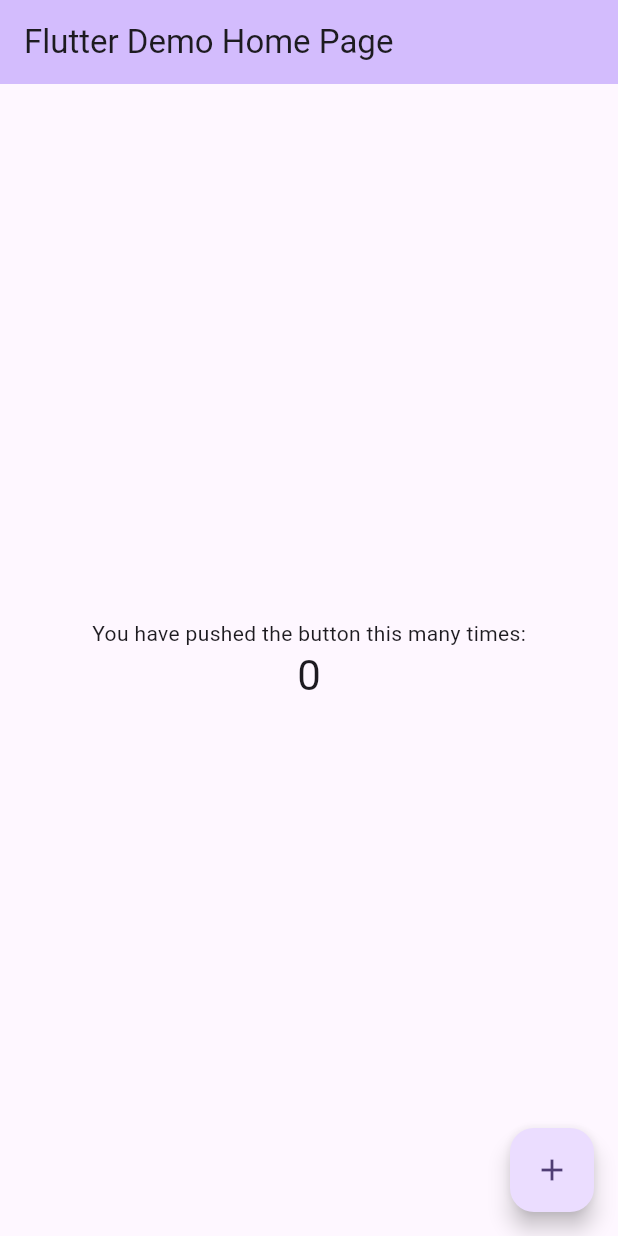
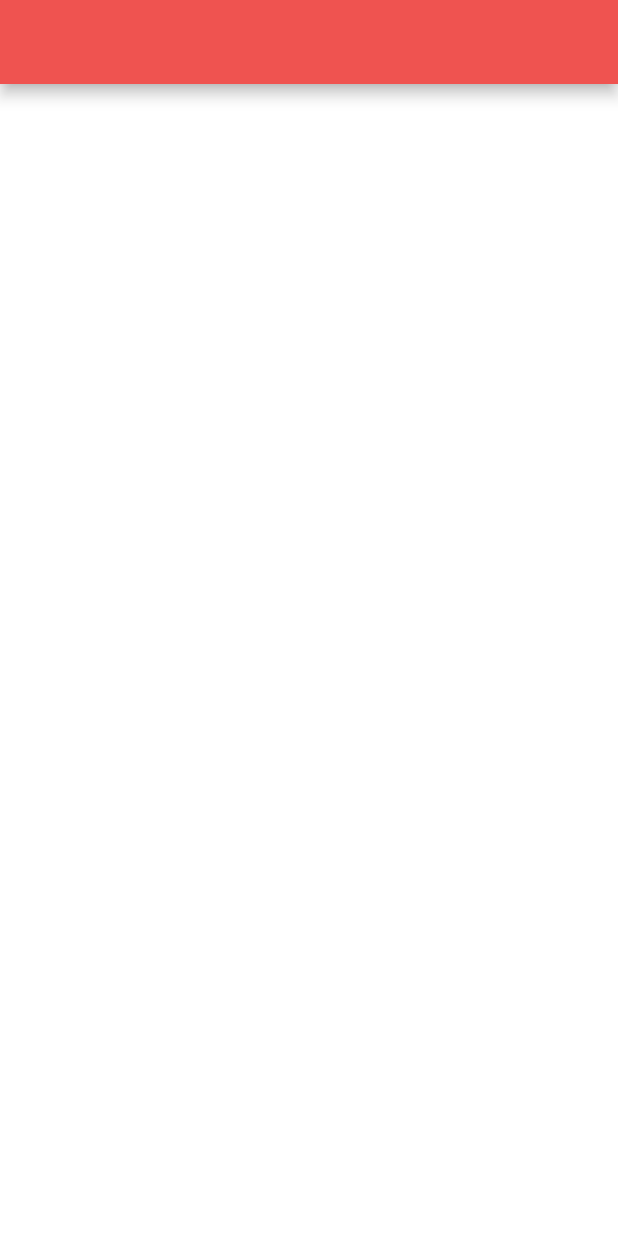
Before and after one commit to MayroTejada/Pokedex_APP, a Flutter app: the screen it shows after launch, on a phone screen of 412 x 824 dp. Run offline on Flutter 3.47's test engine with Material 2 defaults, Android fonts, the phone set to English and light mode, and no system bars.

Commit message:
feat: fonts

```diff
--- /dev/null
+++ b/lib/core/constants.dart
@@ -0,0 +1,3 @@
+import 'package:flutter/material.dart';
+
+Color pokeRed = const Color(0xFFEF5350);
--- /dev/null
+++ b/lib/features/home/presentation/views/home_page.dart
@@ -0,0 +1,17 @@
+import 'package:flutter/material.dart';
+
+class HomePage extends StatefulWidget {
+  const HomePage({super.key});
+
+  @override
+  State<HomePage> createState() => _HomePageState();
+}
+
+class _HomePageState extends State<HomePage> {
+  @override
+  Widget build(BuildContext context) {
+    return Scaffold(
+      appBar: AppBar(),
+    );
+  }
+}
--- a/lib/main.dart
+++ b/lib/main.dart
@@ -1,4 +1,6 @@
 import 'package:flutter/material.dart';
+import 'package:pokedex_app/features/home/presentation/views/home_page.dart';
+import 'package:pokedex_app/themes/poke_theme.dart';
 
 void main() {
   runApp(const MyApp());
@@ -12,114 +14,8 @@ class MyApp extends StatelessWidget {
   Widget build(BuildContext context) {
     return MaterialApp(
       title: 'Flutter Demo',
-      theme: ThemeData(
-        // This is the theme of your application.
-        //
-        // TRY THIS: Try running your application with "flutter run". You'll see
-        // the application has a blue toolbar. Then, without quitting the app,
-        // try changing the seedColor in the colorScheme below to Colors.green
-        // and then invoke "hot reload" (save your changes or press the "hot
-        // reload" button in a Flutter-supported IDE, or press "r" if you used
-        // the command line to start the app).
-        //
-        // Notice that the counter didn't reset back to zero; the application
-        // state is not lost during the reload. To reset the state, use hot
-        // restart instead.
-        //
-        // This works for code too, not just values: Most code changes can be
-        // tested with just a hot reload.
-        colorScheme: ColorScheme.fromSeed(seedColor: Colors.deepPurple),
-        useMaterial3: true,
-      ),
-      home: const MyHomePage(title: 'Flutter Demo Home Page'),
+      theme: pokedexTheme,
+      home: const HomePage(),
     );
   }
 }
-
-class MyHomePage extends StatefulWidget {
-  const MyHomePage({super.key, required this.title});
-
-  // This widget is the home page of your application. It is stateful, meaning
-  // that it has a State object (defined below) that contains fields that affect
-  // how it looks.
-
-  // This class is the configuration for the state. It holds the values (in this
-  // case the title) provided by the parent (in this case the App widget) and
-  // used by the build method of the State. Fields in a Widget subclass are
-  // always marked "final".
-
-  final String title;
-
-  @override
-  State<MyHomePage> createState() => _MyHomePageState();
-}
-
-class _MyHomePageState extends State<MyHomePage> {
-  int _counter = 0;
-
-  void _incrementCounter() {
-    setState(() {
-      // This call to setState tells the Flutter framework that something has
-      // changed in this State, which causes it to rerun the build method below
-      // so that the display can reflect the updated values. If we changed
-      // _counter without calling setState(), then the build method would not be
-      // called again, and so nothing would appear to happen.
-      _counter++;
-    });
-  }
-
-  @override
-  Widget build(BuildContext context) {
-    // This method is rerun every time setState is called, for instance as done
-    // by the _incrementCounter method above.
-    //
-    // The Flutter framework has been optimized to make rerunning build methods
-    // fast, so that you can just rebuild anything that needs updating rather
-    // than having to individually change instances of widgets.
-    return Scaffold(
-      appBar: AppBar(
-        // TRY THIS: Try changing the color here to a specific color (to
-        // Colors.amber, perhaps?) and trigger a hot reload to see the AppBar
-        // change color while the other colors stay the same.
-        backgroundColor: Theme.of(context).colorScheme.inversePrimary,
-        // Here we take the value from the MyHomePage object that was created by
-        // the App.build method, and use it to set our appbar title.
-        title: Text(widget.title),
-      ),
-      body: Center(
-        // Center is a layout widget. It takes a single child and positions it
-        // in the middle of the parent.
-        child: Column(
-          // Column is also a layout widget. It takes a list of children and
-          // arranges them vertically. By default, it sizes itself to fit its
-          // children horizontally, and tries to be as tall as its parent.
-          //
-          // Column has various properties to control how it sizes itself and
-          // how it positions its children. Here we use mainAxisAlignment to
-          // center the children vertically; the main axis here is the vertical
-          // axis because Columns are vertical (the cross axis would be
-          // horizontal).
-          //
-          // TRY THIS: Invoke "debug painting" (choose the "Toggle Debug Paint"
-          // action in the IDE, or press "p" in the console), to see the
-          // wireframe for each widget.
-          mainAxisAlignment: MainAxisAlignment.center,
-          children: <Widget>[
-            const Text(
-              'You have pushed the button this many times:',
-            ),
-            Text(
-              '$_counter',
-              style: Theme.of(context).textTheme.headlineMedium,
-            ),
-          ],
-        ),
-      ),
-      floatingActionButton: FloatingActionButton(
-        onPressed: _incrementCounter,
-        tooltip: 'Increment',
-        child: const Icon(Icons.add),
-      ), // This trailing comma makes auto-formatting nicer for build methods.
-    );
-  }
-}
--- /dev/null
+++ b/lib/themes/poke_theme.dart
@@ -0,0 +1,49 @@
+import 'package:flutter/material.dart';
+import 'package:flutter/services.dart';
+
+import '../core/constants.dart';
+
+final ThemeData pokedexTheme = ThemeData(
+  primaryColor: pokeRed,
+  appBarTheme: AppBarTheme(
+    backgroundColor: pokeRed,
+    systemOverlayStyle: SystemUiOverlayStyle.light,
+    titleTextStyle: const TextStyle(
+        color: Colors.white, fontFamily: 'Pokemon', fontSize: 10),
+  ), // Gris claro
+  bottomAppBarTheme: BottomAppBarTheme(color: pokeRed),
+  scaffoldBackgroundColor: const Color(0xFFFFFFFF),
+  fontFamily: 'Pokemon', // Fuente predeterminada
+  textTheme: const TextTheme(
+    displayLarge: TextStyle(
+        fontSize: 20,
+        fontWeight: FontWeight.bold,
+        color: Color(0xFF333333)), // Texto grande y negrita
+    displayMedium: TextStyle(
+        fontSize: 16,
+        fontWeight: FontWeight.bold,
+        color: Color(0xFF333333)), // Texto grande y negrita
+    displaySmall: TextStyle(
+        fontSize: 14,
+        fontWeight: FontWeight.bold,
+        color: Color(0xFF333333)), // Texto grande y negrita
+    headlineMedium: TextStyle(
+        fontSize: 12,
+        fontWeight: FontWeight.bold,
+        color: Color(0xFF333333)), // Texto grande y negrita
+    headlineSmall: TextStyle(
+        fontSize: 10,
+        fontWeight: FontWeight.bold,
+        color: Color(0xFF333333)), // Texto grande y negrita
+    titleLarge: TextStyle(
+        fontSize: 8,
+        fontWeight: FontWeight.bold,
+        color: Color(0xFF333333)), // Texto grande y negrita
+    bodyLarge:
+        TextStyle(fontSize: 16, color: Color(0xFF333333)), // Texto normal
+    bodyMedium:
+        TextStyle(fontSize: 14, color: Color(0xFF333333)), // Texto normal
+  ),
+  colorScheme:
+      ColorScheme.fromSwatch().copyWith(secondary: const Color(0xFF29B6F6)),
+);
```
Also changed, not shown: pubspec.yaml (+6 -5 lines), fonts/Pokemon_GB.ttf (added), pubspec.lock, 1 other file.
